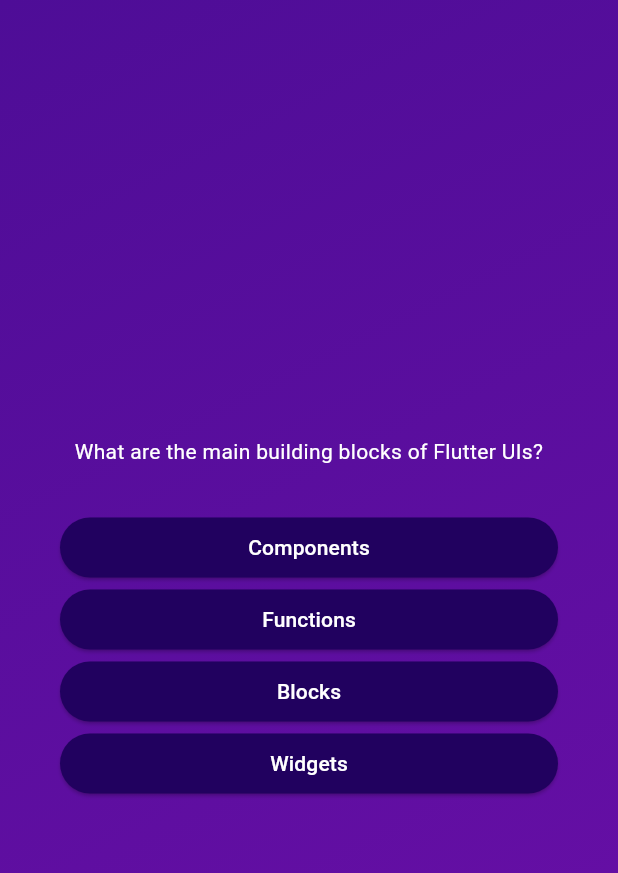
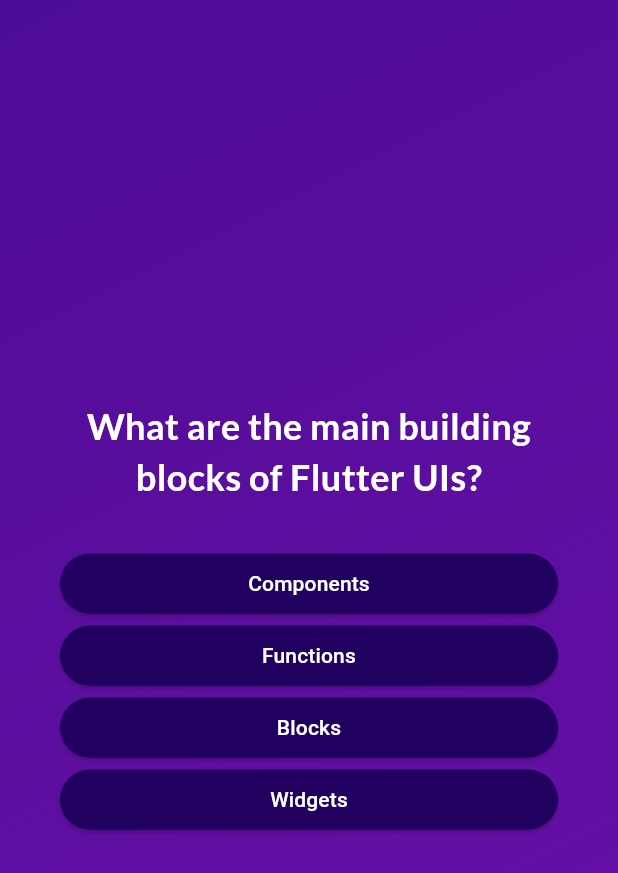
Before and after one commit to peerapattop/quiz-app, a Flutter app: the screen it shows after launch, after a tap on "Start Quiz", on a phone screen of 412 x 824 dp. Shown: the top 873 px of the screen. Run offline on Flutter 3.47's test engine with Material 3 defaults, Android fonts, the light colour scheme and no system bars; our stand-ins replace google_fonts.

Commit message:
add google font and update ui

```diff
--- a/lib/answer_button.dart
+++ b/lib/answer_button.dart
@@ -14,7 +14,7 @@
   Widget build(BuildContext context) {
     return ElevatedButton(
       style: ElevatedButton.styleFrom(
-        padding: const EdgeInsets.symmetric(vertical: 10,horizontal: 40),
+        padding: const EdgeInsets.symmetric(vertical: 10, horizontal: 40),
         backgroundColor: const Color.fromARGB(255, 33, 1, 95),
         foregroundColor: Colors.white,
         shape: RoundedRectangleBorder(
@@ -22,7 +22,10 @@
         ),
       ),
       onPressed: onTap,
-      child: Text(answerText),
+      child: Text(
+        answerText,
+        textAlign: TextAlign.center,
+      ),
     );
   }
 }
--- a/lib/questions_screen.dart
+++ b/lib/questions_screen.dart
@@ -2,6 +2,7 @@
 
 import 'package:flutter/material.dart';
 import 'package:adv_basic/data/questions.dart';
+import 'package:google_fonts/google_fonts.dart';
 
 class QuestionsScreen extends StatefulWidget {
   const QuestionsScreen({super.key});
@@ -11,10 +12,18 @@
 }
 
 class _QuestionsScreenState extends State<QuestionsScreen> {
-  final currentQuestion = questions[0];
+  var currentQuestionIndex = 0;
+
+  void answerQuestion(){
+    setState(() {
+      currentQuestionIndex++;
+    });
+  }
 
   @override
   Widget build(BuildContext context) {
+    final currentQuestion = questions[currentQuestionIndex];
+
     return SizedBox(
       width: double.infinity,
       child: Container(
@@ -25,14 +34,18 @@
           children: [
             Text(
               currentQuestion.text,
-              style: const TextStyle(color: Colors.white),
+              style: GoogleFonts.lato(
+                fontSize: 24,
+                color: Colors.white,
+                fontWeight: FontWeight.bold
+              ),
               textAlign: TextAlign.center,
             ),
             const SizedBox(height: 30),
             ...currentQuestion.getShuffledAnswers().map((answer) {
               return AnswerButton(
                 answerText: answer,
-                onTap: () {},
+                onTap: answerQuestion,
               );
             }),
           ],
--- a/lib/start_screen.dart
+++ b/lib/start_screen.dart
@@ -1,4 +1,5 @@
 import 'package:flutter/material.dart';
+import 'package:google_fonts/google_fonts.dart';
 
 class StartScreen extends StatelessWidget {
   const StartScreen(this.startQuiz,{super.key});
@@ -17,9 +18,9 @@
             color: const Color.fromARGB(150, 255, 255, 255),
           ),
           const SizedBox(height: 80),
-          const Text(
+          Text(
             'Learn Flutter the fun way!',
-            style: TextStyle(
+            style: GoogleFonts.lato(
               color: Colors.white,
               fontSize: 24,
             ),
--- a/pubspec.yaml
+++ b/pubspec.yaml
@@ -35,6 +35,7 @@
   # The following adds the Cupertino Icons font to your application.
   # Use with the CupertinoIcons class for iOS style icons.
   cupertino_icons: ^1.0.8
+  google_fonts: ^6.2.1
 
 dev_dependencies:
   flutter_test:
```
Also changed, not shown: pubspec.lock, 1 other file.
